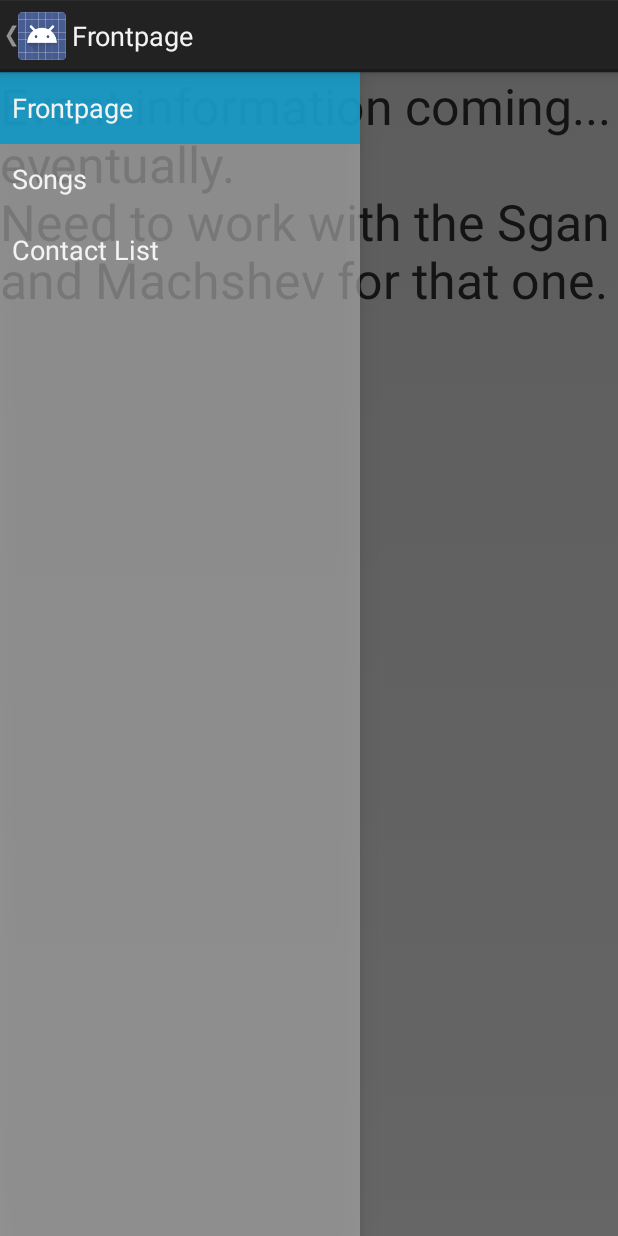
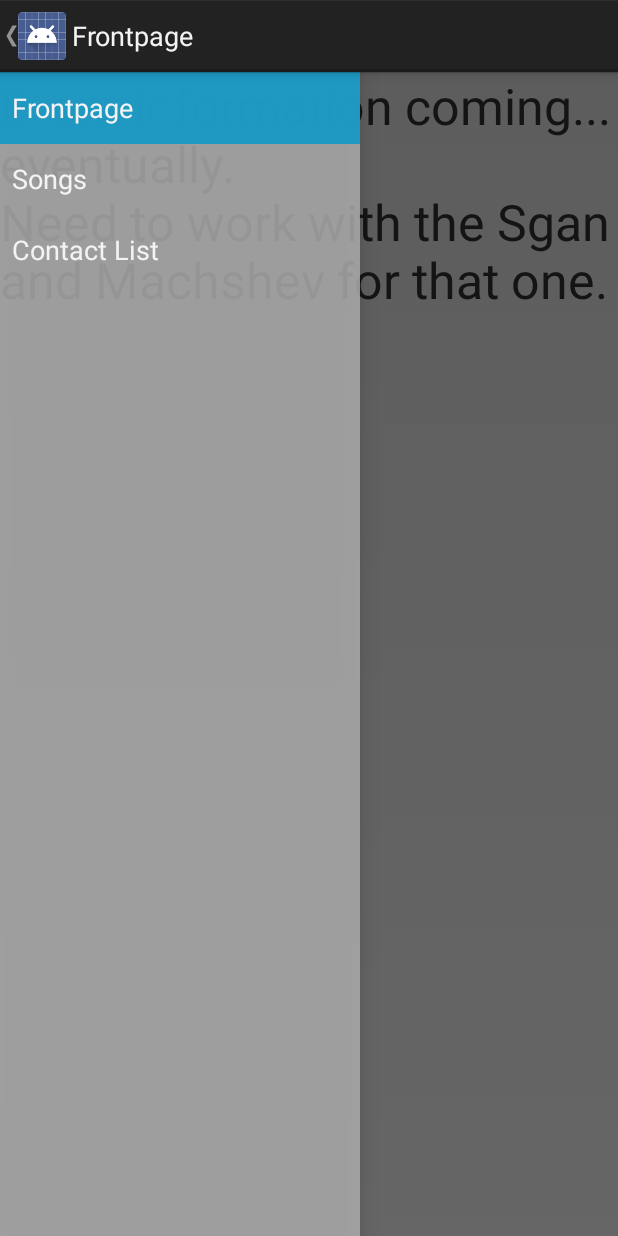
Before and after one commit to ischeinkman/OfficialRamonApp, an Android app: the screen it shows after launch (FrontPage), on a phone screen of 412 x 824 dp. Run offline under Robolectric (Android 15) with nearby library versions, the phone set to English and light mode, and no system bars; 2 statements that could not run were skipped.

Commit message:
Made the nav drawer less transparent (ie actually visible)

```diff
--- a/app/src/main/res/layout/fragment_navigation_drawer.xml
+++ b/app/src/main/res/layout/fragment_navigation_drawer.xml
@@ -5,5 +5,5 @@
     android:choiceMode="singleChoice"
     android:divider="@android:color/black"
     android:dividerHeight="0dp"
-    android:background="#aaaa"
+    android:background="#daaa"
     tools:context=".NavigationDrawerFragment" />
```
